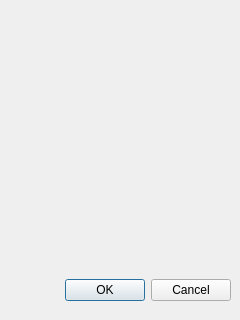
Above: customfilter.ui from KRVPerera/Image-Processing before the change. Below: the same form after it.
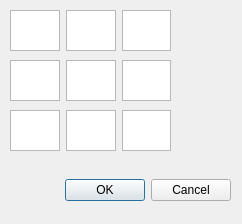
That is the form after the change.

Diff of the .ui file:
```diff
--- a/customfilter.ui
+++ b/customfilter.ui
@@ -5,8 +5,8 @@
    <rect>
     <x>0</x>
     <y>0</y>
-    <width>240</width>
-    <height>320</height>
+    <width>242</width>
+    <height>224</height>
    </rect>
   </property>
   <property name="windowTitle">
@@ -16,7 +16,7 @@
    <property name="geometry">
     <rect>
      <x>10</x>
-     <y>270</y>
+     <y>170</y>
      <width>221</width>
      <height>41</height>
     </rect>
@@ -28,6 +28,69 @@
     <set>QDialogButtonBox::Cancel|QDialogButtonBox::Ok</set>
    </property>
   </widget>
+  <widget class="QWidget" name="layoutWidget">
+   <property name="geometry">
+    <rect>
+     <x>10</x>
+     <y>60</y>
+     <width>161</width>
+     <height>41</height>
+    </rect>
+   </property>
+   <layout class="QHBoxLayout" name="horizontalLayout_2">
+    <item>
+     <widget class="QTextEdit" name="textEdit_4"/>
+    </item>
+    <item>
+     <widget class="QTextEdit" name="textEdit_5"/>
+    </item>
+    <item>
+     <widget class="QTextEdit" name="textEdit_6"/>
+    </item>
+   </layout>
+  </widget>
+  <widget class="QWidget" name="layoutWidget_2">
+   <property name="geometry">
+    <rect>
+     <x>10</x>
+     <y>110</y>
+     <width>161</width>
+     <height>41</height>
+    </rect>
+   </property>
+   <layout class="QHBoxLayout" name="horizontalLayout_3">
+    <item>
+     <widget class="QTextEdit" name="textEdit_7"/>
+    </item>
+    <item>
+     <widget class="QTextEdit" name="textEdit_8"/>
+    </item>
+    <item>
+     <widget class="QTextEdit" name="textEdit_9"/>
+    </item>
+   </layout>
+  </widget>
+  <widget class="QWidget" name="">
+   <property name="geometry">
+    <rect>
+     <x>10</x>
+     <y>10</y>
+     <width>161</width>
+     <height>41</height>
+    </rect>
+   </property>
+   <layout class="QHBoxLayout" name="horizontalLayout">
+    <item>
+     <widget class="QTextEdit" name="textEdit_1"/>
+    </item>
+    <item>
+     <widget class="QTextEdit" name="textEdit_2"/>
+    </item>
+    <item>
+     <widget class="QTextEdit" name="textEdit_3"/>
+    </item>
+   </layout>
+  </widget>
  </widget>
  <resources/>
  <connections>
```
Left out of the diff: 1 changed line with no effect on the pictures.
